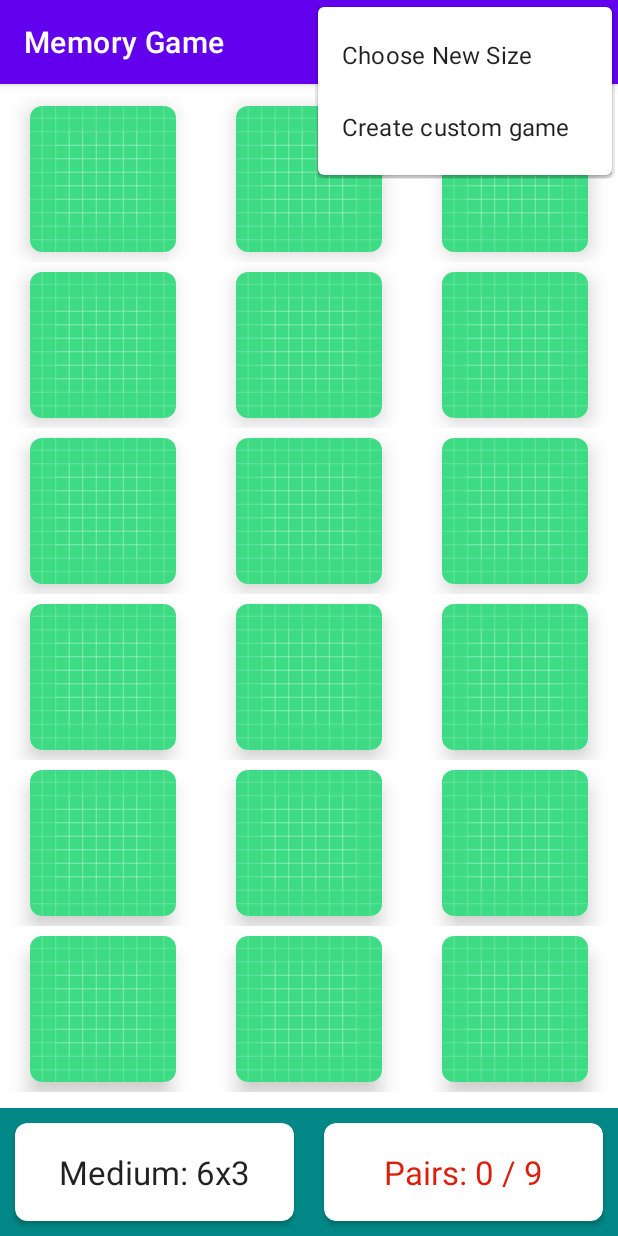
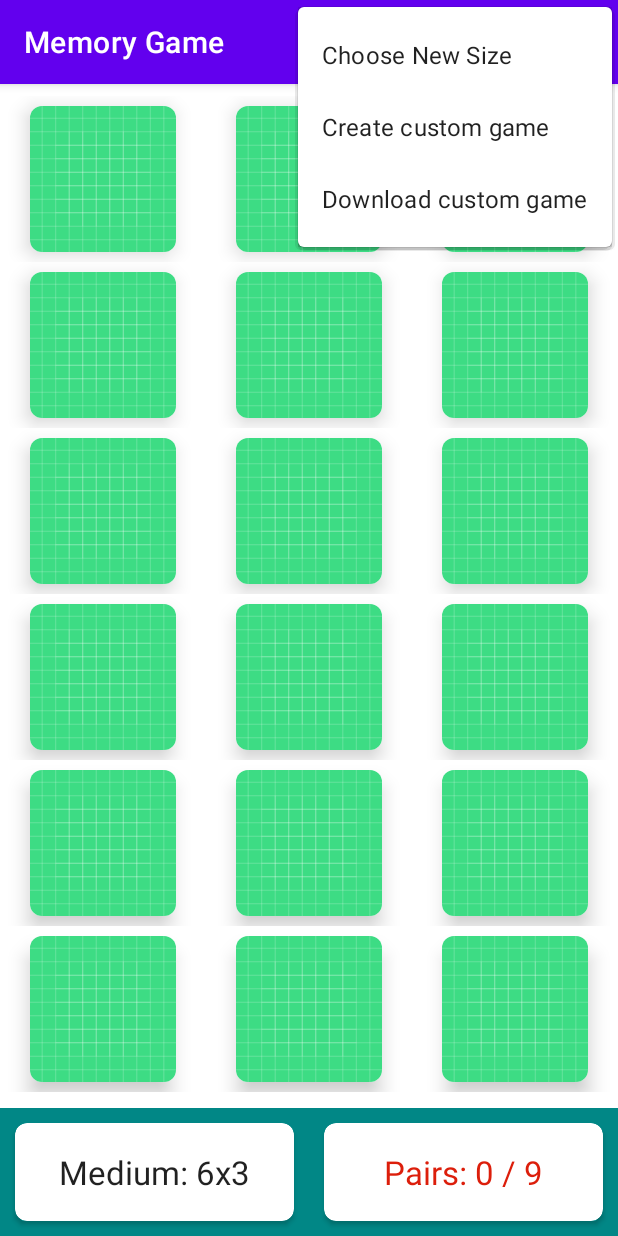
Before and after one commit to jonathanpperry/kotlin-memory-game, an Android app: the screen it shows after launch (MainActivity), with the options menu open, on a phone screen of 412 x 824 dp. Run offline under Robolectric (Android 15) with nearby library versions, the phone set to English and light mode, and no system bars; our stand-ins replace Firebase (no records; nobody signed in at launch, a user with empty details on screens opened directly), Picasso.

Commit message:
Finished part 15 (Add menu option to download a game)

```diff
--- a/app/src/main/java/com/jonnyramen/mymemory/MemoryBoardAdapter.kt
+++ b/app/src/main/java/com/jonnyramen/mymemory/MemoryBoardAdapter.kt
@@ -60,7 +60,7 @@ class MemoryBoardAdapter(
             val memoryCard = cards[position];
             if (memoryCard.isFaceUp) {
                 if (memoryCard.imageUrl != null) {
-                    Picasso.get().load(memoryCard.imageUrl).into(imageButton)
+                    Picasso.get().load(memoryCard.imageUrl).placeholder(R.drawable.ic_image).into(imageButton)
                 } else {
                     imageButton.setImageResource(memoryCard.identifier)
                 }
--- /dev/null
+++ b/app/src/main/res/drawable/ic_image.xml
@@ -0,0 +1,5 @@
+<vector android:height="24dp" android:tint="#808080"
+    android:viewportHeight="24" android:viewportWidth="24"
+    android:width="24dp" xmlns:android="http://schemas.android.com/apk/res/android">
+    <path android:fillColor="@android:color/white" android:pathData="M21,19V5c0,-1.1 -0.9,-2 -2,-2H5c-1.1,0 -2,0.9 -2,2v14c0,1.1 0.9,2 2,2h14c1.1,0 2,-0.9 2,-2zM8.5,13.5l2.5,3.01L14.5,12l4.5,6H5l3.5,-4.5z"/>
+</vector>
--- a/app/src/main/res/layout/activity_main.xml
+++ b/app/src/main/res/layout/activity_main.xml
@@ -1,11 +1,15 @@
 <?xml version="1.0" encoding="utf-8"?>
-<androidx.constraintlayout.widget.ConstraintLayout xmlns:android="http://schemas.android.com/apk/res/android"
+<androidx.coordinatorlayout.widget.CoordinatorLayout xmlns:android="http://schemas.android.com/apk/res/android"
     xmlns:app="http://schemas.android.com/apk/res-auto"
     xmlns:tools="http://schemas.android.com/tools"
     android:id="@+id/clRoot"
     android:layout_width="match_parent"
     android:layout_height="match_parent"
     tools:context=".MainActivity">
+
+    <androidx.constraintlayout.widget.ConstraintLayout
+        android:layout_width="match_parent"
+        android:layout_height="match_parent">
 
         <LinearLayout
             android:id="@+id/llGameInfo"
@@ -67,3 +71,4 @@
             app:layout_constraintTop_toTopOf="parent"
             app:spanCount="2" />
     </androidx.constraintlayout.widget.ConstraintLayout>
+</androidx.coordinatorlayout.widget.CoordinatorLayout>
--- a/app/src/main/res/menu/menu_main.xml
+++ b/app/src/main/res/menu/menu_main.xml
@@ -15,4 +15,8 @@
         android:id="@+id/mi_custom"
         android:title="Create custom game"
         app:showAsAction="never" />
+    <item
+        android:id="@+id/mi_download"
+        android:title="Download custom game"
+        app:showAsAction="never" />
 </menu>
```
Also changed, not shown: app/src/main/java/com/jonnyramen/mymemory/MainActivity.kt (+25 -2 lines), app/src/main/res/layout/dialog_download_board.xml (added, +25 -0 lines). Lines whose indentation alone changed are shown as unchanged.
